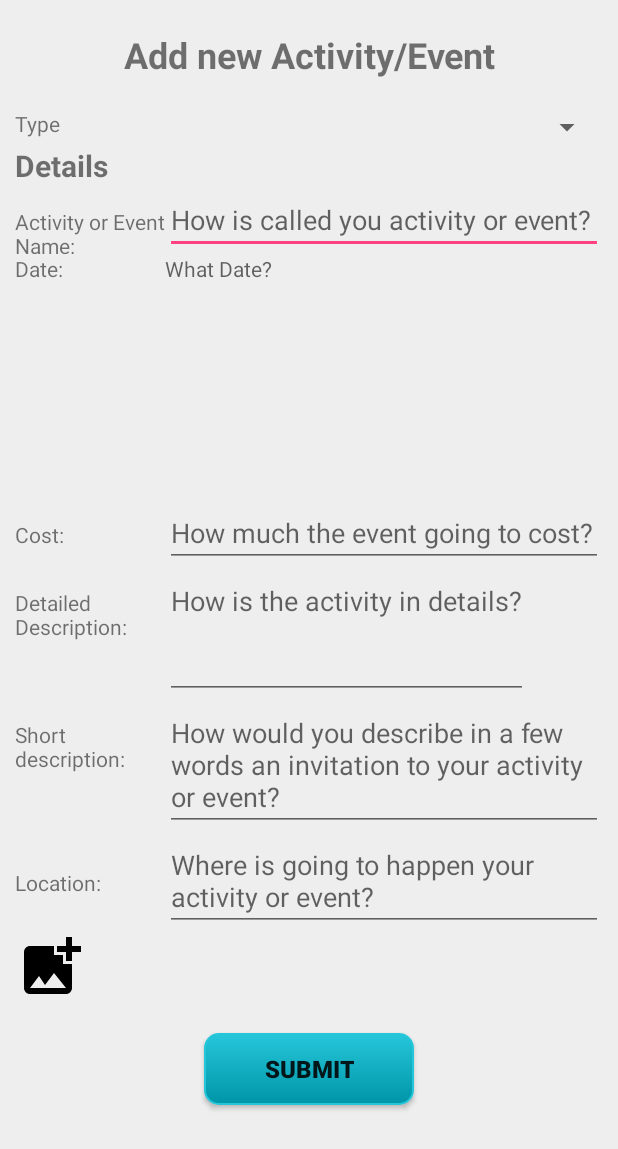
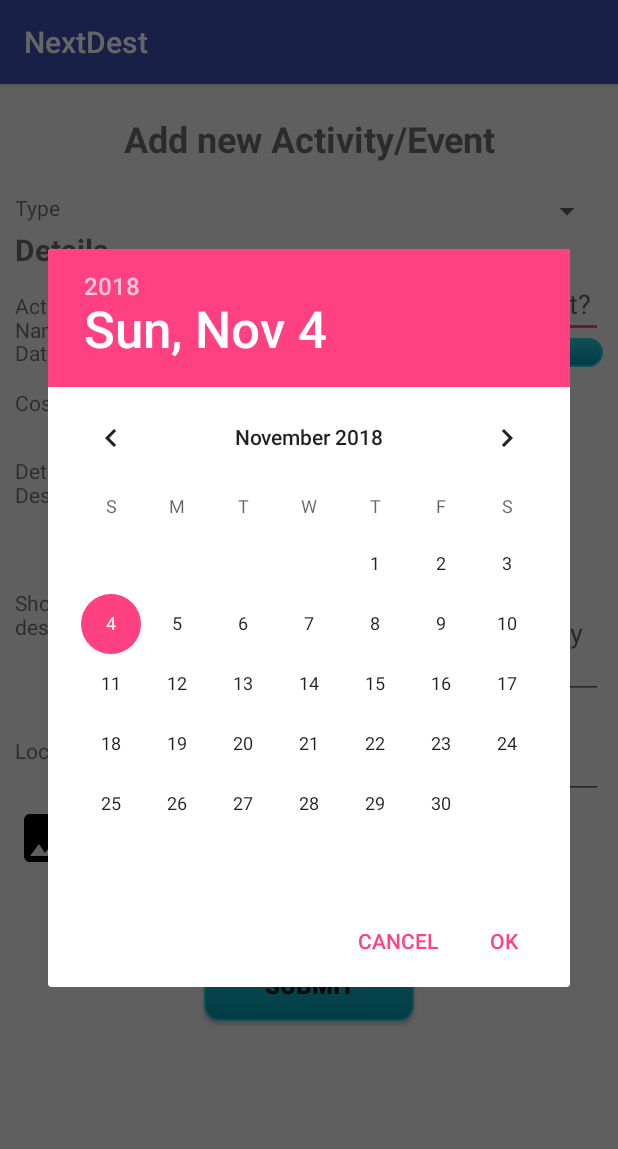
Before and after one commit to NextDestTeam/NextDestApp, an Android app: the screen it shows after launch (EventFormActivity), after a tap on an icon or button, on a phone screen of 412 x 824 dp. Shown: the top 1149 px of the screen. Run offline under Robolectric (Android 15) with nearby library versions, the phone set to English and light mode, and no system bars.

Commit message:
Added behaviour of the date and time pickers

```diff
--- /dev/null
+++ b/app/src/main/java/com/nextdest/nextdest/DatePickerDialogFragment.java
@@ -0,0 +1,29 @@
+package com.nextdest.nextdest;
+
+import android.support.v7.app.AppCompatDialogFragment;
+import android.app.DatePickerDialog;
+import android.app.Dialog;
+import android.os.Bundle;
+import java.util.Calendar;
+
+public class DatePickerDialogFragment extends AppCompatDialogFragment{
+
+        public static final String DATEPICKER_DIALOG_CALLBACK = "DATEPICKER_DIALOG_CALLBACK";
+        private DatePickerDialog.OnDateSetListener oCallback;
+
+
+        @Override
+        public Dialog onCreateDialog(Bundle savedInstanceState) {
+
+            oCallback = (DatePickerDialog.OnDateSetListener)
+                    this.getArguments().get(DATEPICKER_DIALOG_CALLBACK);
+
+            final Calendar c = Calendar.getInstance();
+            int year = c.get(Calendar.YEAR);
+            int month = c.get(Calendar.MONTH);
+            int day = c.get(Calendar.DAY_OF_MONTH);
+
+
+            return new DatePickerDialog(getActivity(), oCallback, year, month, day);
+        }
+}
--- a/app/src/main/java/com/nextdest/nextdest/EventFormActivity.java
+++ b/app/src/main/java/com/nextdest/nextdest/EventFormActivity.java
@@ -1,16 +1,29 @@
 package com.nextdest.nextdest;
 
+import android.app.DatePickerDialog;
+import android.app.TimePickerDialog;
 import android.os.Bundle;
-import android.app.Activity;
 import android.view.View;
+import android.widget.DatePicker;
 import android.widget.Spinner;
 import android.widget.EditText;
 import android.widget.TextView;
 import android.widget.ImageButton;
 import android.widget.Button;
 import android.support.v7.app.AppCompatDialogFragment;
+import android.support.v7.app.AppCompatActivity;
+import android.text.format.DateFormat;
+import android.widget.TimePicker;
 
-public class EventFormActivity extends Activity {
+import java.text.ParseException;
+import java.text.SimpleDateFormat;
+import java.util.Date;
+import java.io.Serializable;
+
+public class EventFormActivity extends AppCompatActivity
+        implements DatePickerDialog.OnDateSetListener,
+        Serializable,
+        TimePickerDialog.OnTimeSetListener{
 
     Spinner spType;
     EditText etName;
@@ -40,12 +53,42 @@ public class EventFormActivity extends Activity {
     }
 
     public void chooseDate(View view) {
+        AppCompatDialogFragment datepicker = new DatePickerDialogFragment();
+        Bundle args = new Bundle();
+        args.putSerializable(DatePickerDialogFragment.DATEPICKER_DIALOG_CALLBACK,this);
+        datepicker.setArguments(args);
+        datepicker.show(getSupportFragmentManager(), "datePicker");
+    }
+
+    public void chooseTime(View view) {
+        AppCompatDialogFragment timepicker = new TimerPickerDialogFragment();
+        Bundle args = new Bundle();
+        args.putSerializable(TimerPickerDialogFragment.TIMERPICKER_DIALOG_CALLBACK,this);
+        timepicker.setArguments(args);
+        timepicker.show(getSupportFragmentManager(), "timePicker");
 
     }
 
-    public void chooseTime(View view) {
-        AppCompatDialogFragment timepicker = new TimePickerDialogFragment();
-        //timepicker.show((), "timePicker");
+    @Override
+    public void onDateSet(DatePicker view, int year, int month, int dayOfMonth) {
+        SimpleDateFormat sdf = new SimpleDateFormat("yyyy-MM-dd");
+        try {
+            Date date = sdf.parse(year+"-"+(month+1)+"-"+dayOfMonth);
+            tvDate.setText(DateFormat.getDateFormat(getApplicationContext()).format(date));
+        } catch (ParseException e) {
+            e.printStackTrace();
+        }
 
     }
+
+    @Override
+    public void onTimeSet(TimePicker view, int hourOfDay, int minute) {
+        SimpleDateFormat sdf = new SimpleDateFormat("HH:mm");
+        try {
+            Date date = sdf.parse(hourOfDay+":"+minute);
+            tvTime.setText(DateFormat.getTimeFormat(getApplicationContext()).format(date));
+        } catch (ParseException e) {
+            e.printStackTrace();
+        }
+    }
 }
--- a/app/src/main/res/layout/activity_event_form.xml
+++ b/app/src/main/res/layout/activity_event_form.xml
@@ -74,7 +74,7 @@
                         android:onClick="chooseDate"/>
                     <TextView
                         android:id="@+id/tvEventFormTime"
-                        style="@style/tvDatePicker"
+                        style="@style/tvTimePicker"
                         android:hint="@string/timeActivityHint"
                         android:onClick="chooseTime"/>
                 </LinearLayout>
@@ -85,8 +85,7 @@
                         android:text="@string/costLabel"/>
                     <EditText
                         android:id="@+id/etEventFormCost"
-                        style="@style/tvDatePicker"
-                        android:inputType="numberDecimal"
+                        style="@style/etEventFormCost"
                         android:hint="@string/costActivityHint"/>
                     <!--<TextView
                         android:id="@+id/tvActivityDate"
@@ -134,8 +133,9 @@
                          />
 
                     <ImageSwitcher
-                        android:layout_width="wrap_content"
-                        android:layout_height="wrap_content" />
+                        android:layout_width="80dp"
+                        android:layout_height="80dp"
+                        android:background="#444"/>
                 </LinearLayout>
 
                 <LinearLayout style="@style/llInputPair">
--- a/app/src/main/res/values/strings.xml
+++ b/app/src/main/res/values/strings.xml
@@ -9,7 +9,7 @@
     <string name="dateActivityHint">What Date?</string>
     <string name="timeActivityHint">What time?</string>
     <string name="costLabel">Cost:</string>
-    <string name="costActivityHint">How much the event going to cost?</string>
+    <string name="costActivityHint">How much?</string>
     <string name="shortDescriptionLabel">Short description:</string>
     <string name="shortDescriptionActivityHint">How would you describe in a few words an invitation to your activity or event?</string>
     <string name="locationLabel">Location:</string>
--- a/app/src/main/res/values/styles.xml
+++ b/app/src/main/res/values/styles.xml
@@ -44,9 +44,26 @@
     </style>
 
     <style name="tvDatePicker">
-        <item name="android:layout_width">match_parent</item>
+        <item name="android:layout_width">wrap_content</item>
         <item name="android:layout_height">wrap_content</item>
         <item name="android:clickable">true</item>
+        <item name="android:layout_weight">1</item>
+        <item name="android:gravity">center</item>
+        <item name="android:background">@drawable/bt_round_button</item>
+    </style>
+
+    <style name="tvTimePicker">
+        <item name="android:layout_width">wrap_content</item>
+        <item name="android:layout_height">wrap_content</item>
+        <item name="android:clickable">true</item>
+        <item name="android:layout_weight">1</item>
+        <item name="android:gravity">center</item>
+        <item name="android:background">@drawable/bt_round_button</item>
+    </style>
+    <style name="etEventFormCost">
+        <item name="android:layout_width">wrap_content</item>
+        <item name="android:layout_height">wrap_content</item>
+        <item name="android:inputType">numberDecimal</item>
     </style>
 
     <style name="etDescriptionStyle">
```
Also changed, not shown: app/src/main/java/com/nextdest/nextdest/TimerPickerDialogFragment.java (renamed from app/src/main/java/com/nextdest/nextdest/TimePickerDialogFragment.java, +6 -6 lines).
